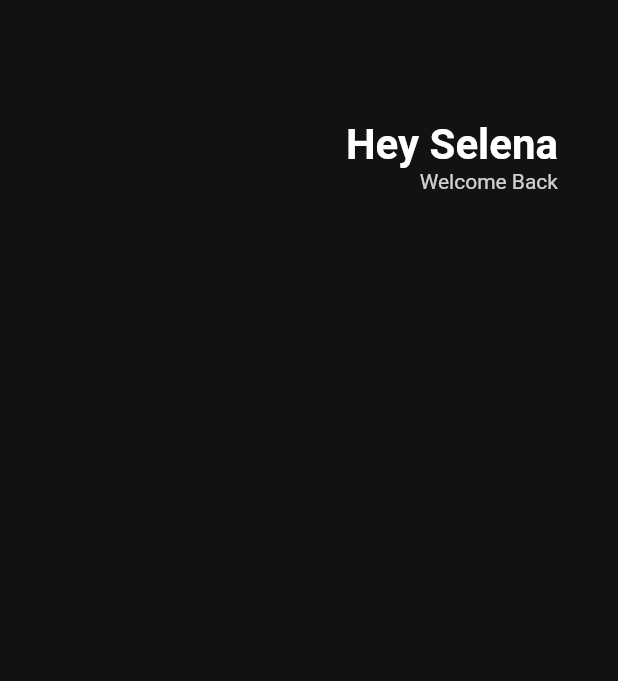
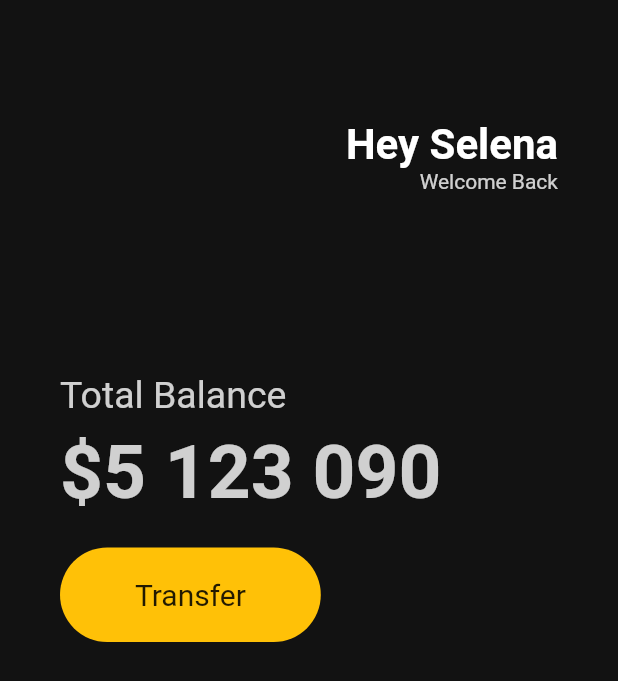
Before and after one commit to roy656/ssoontoon, a Flutter app: the screen it shows after launch, on a phone screen of 412 x 824 dp. Shown: the top 681 px of the screen. Run offline on Flutter 3.47's test engine with Material 2 defaults, Android fonts, the phone set to English and light mode, and no system bars.

Commit message:
added decorated container with text

```diff
--- a/lib/main.dart
+++ b/lib/main.dart
@@ -13,6 +13,7 @@ class App extends StatelessWidget {
           body: Padding(
             padding: EdgeInsets.symmetric(horizontal: 40),
             child: Column(
+              crossAxisAlignment: CrossAxisAlignment.start,
               children: [
                 SizedBox(
                   height: 80,
@@ -40,6 +41,45 @@ class App extends StatelessWidget {
                       ],
                     )
                   ],
+                ),
+                SizedBox(
+                  height: 120,
+                ),
+                Text(
+                  'Total Balance',
+                  style: TextStyle(
+                      color: Colors.white.withOpacity(0.8), fontSize: 25),
+                ),
+                SizedBox(
+                  height: 8,
+                ),
+                Text(
+                  '\$5 123 090',
+                  style: TextStyle(
+                      color: Colors.white.withOpacity(0.8),
+                      fontSize: 50,
+                      fontWeight: FontWeight.w700),
+                ),
+                SizedBox(
+                  height: 20,
+                ),
+                Row(
+                  children: [
+                    Container(
+                      decoration: BoxDecoration(
+                        color: Colors.amber,
+                        borderRadius: BorderRadius.circular(45),
+                      ),
+                      child: Padding(
+                        padding:
+                            EdgeInsets.symmetric(vertical: 20, horizontal: 50),
+                        child: Text(
+                          'Transfer',
+                          style: TextStyle(fontSize: 20),
+                        ),
+                      ),
+                    ),
+                  ],
                 )
               ],
             ),
```
